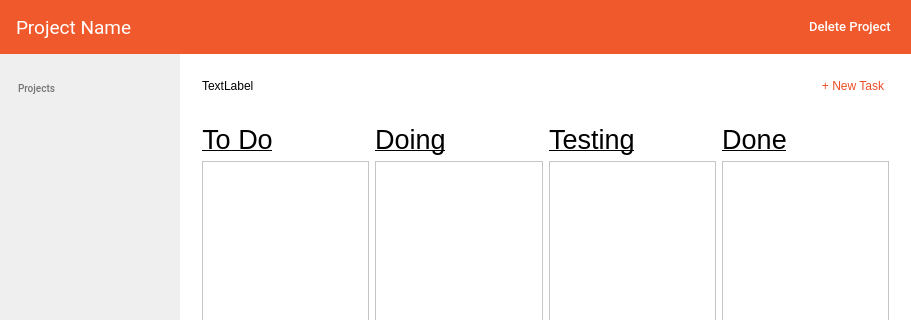
The window that MonkeyManager/mainwindow.ui (MendozaProject/monkey-manager) describes before a commit, drawn with Qt 5; both pictures show x 0 to 911 and y 0 to 320 of the 911 by 610 pixel window.
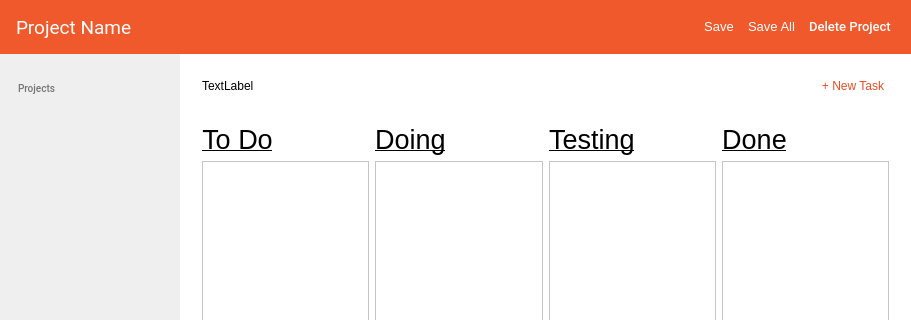
The same window after the commit.

Commit message: Added assign_ticket to new task, save current project and save all projects (.json file stored in build folder)

What changed in the file:
```diff
--- a/MonkeyManager/mainwindow.ui
+++ b/MonkeyManager/mainwindow.ui
@@ -226,500 +226,6 @@
       </layout>
      </widget>
     </item>
-    <item row="0" column="0" colspan="2">
-     <widget class="QWidget" name="horizontalWidget" native="true">
-      <property name="palette">
-       <palette>
-        <active>
-         <colorrole role="WindowText">
-          <brush brushstyle="SolidPattern">
-           <color alpha="255">
-            <red>255</red>
-            <green>255</green>
-            <blue>255</blue>
-           </color>
-          </brush>
-         </colorrole>
-         <colorrole role="Button">
-          <brush brushstyle="SolidPattern">
-           <color alpha="255">
-            <red>240</red>
-            <green>89</green>
-            <blue>43</blue>
-           </color>
-          </brush>
-         </colorrole>
-         <colorrole role="Light">
-          <brush brushstyle="SolidPattern">
-           <color alpha="255">
-            <red>255</red>
-            <green>213</green>
-            <blue>127</blue>
-           </color>
-          </brush>
-         </colorrole>
-         <colorrole role="Midlight">
-          <brush brushstyle="SolidPattern">
-           <color alpha="255">
-            <red>255</red>
-            <green>191</green>
-            <blue>63</blue>
-           </color>
-          </brush>
-         </colorrole>
-         <colorrole role="Dark">
-          <brush brushstyle="SolidPattern">
-           <color alpha="255">
-            <red>127</red>
-            <green>85</green>
-            <blue>0</blue>
-           </color>
-          </brush>
-         </colorrole>
-         <colorrole role="Mid">
-          <brush brushstyle="SolidPattern">
-           <color alpha="255">
-            <red>170</red>
-            <green>113</green>
-            <blue>0</blue>
-           </color>
-          </brush>
-         </colorrole>
-         <colorrole role="Text">
-          <brush brushstyle="SolidPattern">
-           <color alpha="255">
-            <red>255</red>
-            <green>255</green>
-            <blue>255</blue>
-           </color>
-          </brush>
-         </colorrole>
-         <colorrole role="BrightText">
-          <brush brushstyle="SolidPattern">
-           <color alpha="255">
-            <red>255</red>
-            <green>255</green>
-            <blue>255</blue>
-           </color>
-          </brush>
-         </colorrole>
-         <colorrole role="ButtonText">
-          <brush brushstyle="SolidPattern">
-           <color alpha="255">
-            <red>255</red>
-            <green>255</green>
-            <blue>255</blue>
-           </color>
-          </brush>
-         </colorrole>
-         <colorrole role="Base">
-          <brush brushstyle="SolidPattern">
-           <color alpha="255">
-            <red>240</red>
-            <green>89</green>
-            <blue>43</blue>
-           </color>
-          </brush>
-         </colorrole>
-         <colorrole role="Window">
-          <brush brushstyle="SolidPattern">
-           <color alpha="255">
-            <red>240</red>
-            <green>89</green>
-            <blue>43</blue>
-           </color>
-          </brush>
-         </colorrole>
-         <colorrole role="Shadow">
-          <brush brushstyle="SolidPattern">
-           <color alpha="255">
-            <red>0</red>
-            <green>0</green>
-            <blue>0</blue>
-           </color>
-          </brush>
-         </colorrole>
-         <colorrole role="AlternateBase">
-          <brush brushstyle="SolidPattern">
-           <color alpha="255">
-            <red>255</red>
-            <green>212</green>
-            <blue>127</blue>
-           </color>
-          </brush>
-         </colorrole>
-         <colorrole role="ToolTipBase">
-          <brush brushstyle="SolidPattern">
-           <color alpha="255">
-            <red>255</red>
-            <green>255</green>
-            <blue>220</blue>
-           </color>
-          </brush>
-         </colorrole>
-         <colorrole role="ToolTipText">
-          <brush brushstyle="SolidPattern">
-           <color alpha="255">
-            <red>0</red>
-            <green>0</green>
-            <blue>0</blue>
-           </color>
-          </brush>
-         </colorrole>
-        </active>
-        <inactive>
-         <colorrole role="WindowText">
-          <brush brushstyle="SolidPattern">
-           <color alpha="255">
-            <red>255</red>
-            <green>255</green>
-            <blue>255</blue>
-           </color>
-          </brush>
-         </colorrole>
-         <colorrole role="Button">
-          <brush brushstyle="SolidPattern">
-           <color alpha="255">
-            <red>240</red>
-            <green>89</green>
-            <blue>43</blue>
-           </color>
-          </brush>
-         </colorrole>
-         <colorrole role="Light">
-          <brush brushstyle="SolidPattern">
-           <color alpha="255">
-            <red>255</red>
-            <green>213</green>
-            <blue>127</blue>
-           </color>
-          </brush>
-         </colorrole>
-         <colorrole role="Midlight">
-          <brush brushstyle="SolidPattern">
-           <color alpha="255">
-            <red>255</red>
-            <green>191</green>
-            <blue>63</blue>
-           </color>
-          </brush>
-         </colorrole>
-         <colorrole role="Dark">
-          <brush brushstyle="SolidPattern">
-           <color alpha="255">
-            <red>127</red>
-            <green>85</green>
-            <blue>0</blue>
-           </color>
-          </brush>
-         </colorrole>
-         <colorrole role="Mid">
-          <brush brushstyle="SolidPattern">
-           <color alpha="255">
-            <red>170</red>
-            <green>113</green>
-            <blue>0</blue>
-           </color>
-          </brush>
-         </colorrole>
-         <colorrole role="Text">
-          <brush brushstyle="SolidPattern">
-           <color alpha="255">
-            <red>255</red>
-            <green>255</green>
-            <blue>255</blue>
-           </color>
-          </brush>
-         </colorrole>
-         <colorrole role="BrightText">
-          <brush brushstyle="SolidPattern">
-           <color alpha="255">
-            <red>255</red>
-            <green>255</green>
-            <blue>255</blue>
-           </color>
-          </brush>
-         </colorrole>
-         <colorrole role="ButtonText">
-          <brush brushstyle="SolidPattern">
-           <color alpha="255">
-            <red>255</red>
-            <green>255</green>
-            <blue>255</blue>
-           </color>
-          </brush>
-         </colorrole>
-         <colorrole role="Base">
-          <brush brushstyle="SolidPattern">
-           <color alpha="255">
-            <red>240</red>
-            <green>89</green>
-            <blue>43</blue>
-           </color>
-          </brush>
-         </colorrole>
-         <colorrole role="Window">
-          <brush brushstyle="SolidPattern">
-           <color alpha="255">
-            <red>240</red>
-            <green>89</green>
-            <blue>43</blue>
-           </color>
-          </brush>
-         </colorrole>
-         <colorrole role="Shadow">
-          <brush brushstyle="SolidPattern">
-           <color alpha="255">
-            <red>0</red>
-            <green>0</green>
-            <blue>0</blue>
-           </color>
-          </brush>
-         </colorrole>
-         <colorrole role="AlternateBase">
-          <brush brushstyle="SolidPattern">
-           <color alpha="255">
-            <red>255</red>
-            <green>212</green>
-            <blue>127</blue>
-           </color>
-          </brush>
-         </colorrole>
-         <colorrole role="ToolTipBase">
-          <brush brushstyle="SolidPattern">
-           <color alpha="255">
-            <red>255</red>
-            <green>255</green>
-            <blue>220</blue>
-           </color>
-          </brush>
-         </colorrole>
-         <colorrole role="ToolTipText">
-          <brush brushstyle="SolidPattern">
-           <color alpha="255">
-            <red>0</red>
-            <green>0</green>
-            <blue>0</blue>
-           </color>
-          </brush>
-         </colorrole>
-        </inactive>
-        <disabled>
-         <colorrole role="WindowText">
-          <brush brushstyle="SolidPattern">
-           <color alpha="255">
-            <red>255</red>
-            <green>255</green>
-            <blue>255</blue>
-           </color>
-          </brush>
-         </colorrole>
-         <colorrole role="Button">
-          <brush brushstyle="SolidPattern">
-           <color alpha="255">
-            <red>240</red>
-            <green>89</green>
-            <blue>43</blue>
-           </color>
-          </brush>
-         </colorrole>
-         <colorrole role="Light">
-          <brush brushstyle="SolidPattern">
-           <color alpha="255">
-            <red>255</red>
-            <green>213</green>
-            <blue>127</blue>
-           </color>
-          </brush>
-         </colorrole>
-         <colorrole role="Midlight">
-          <brush brushstyle="SolidPattern">
-           <color alpha="255">
-            <red>255</red>
-            <green>191</green>
-            <blue>63</blue>
-           </color>
-          </brush>
-         </colorrole>
-         <colorrole role="Dark">
-          <brush brushstyle="SolidPattern">
-           <color alpha="255">
-            <red>127</red>
-            <green>85</green>
-            <blue>0</blue>
-           </color>
-          </brush>
-         </colorrole>
-         <colorrole role="Mid">
-          <brush brushstyle="SolidPattern">
-           <color alpha="255">
-            <red>170</red>
-            <green>113</green>
-            <blue>0</blue>
-           </color>
-          </brush>
-         </colorrole>
-         <colorrole role="Text">
-          <brush brushstyle="SolidPattern">
-           <color alpha="255">
-            <red>255</red>
-            <green>255</green>
-            <blue>255</blue>
-           </color>
-          </brush>
-         </colorrole>
-         <colorrole role="BrightText">
-          <brush brushstyle="SolidPattern">
-           <color alpha="255">
-            <red>255</red>
-            <green>255</green>
-            <blue>255</blue>
-           </color>
-          </brush>
-         </colorrole>
-         <colorrole role="ButtonText">
-          <brush brushstyle="SolidPattern">
-           <color alpha="255">
-            <red>255</red>
-            <green>255</green>
-            <blue>255</blue>
-           </color>
-          </brush>
-         </colorrole>
-         <colorrole role="Base">
-          <brush brushstyle="SolidPattern">
-           <color alpha="255">
-            <red>240</red>
-            <green>89</green>
-            <blue>43</blue>
-           </color>
-          </brush>
-         </colorrole>
-         <colorrole role="Window">
-          <brush brushstyle="SolidPattern">
-           <color alpha="255">
-            <red>240</red>
-            <green>89</green>
-            <blue>43</blue>
-           </color>
-          </brush>
-         </colorrole>
-         <colorrole role="Shadow">
-          <brush brushstyle="SolidPattern">
-           <color alpha="255">
-            <red>0</red>
-            <green>0</green>
-            <blue>0</blue>
-           </color>
-          </brush>
-         </colorrole>
-         <colorrole role="AlternateBase">
-          <brush brushstyle="SolidPattern">
-           <color alpha="255">
-            <red>255</red>
-            <green>170</green>
-            <blue>0</blue>
-           </color>
-          </brush>
-         </colorrole>
-         <colorrole role="ToolTipBase">
-          <brush brushstyle="SolidPattern">
-           <color alpha="255">
-            <red>255</red>
-            <green>255</green>
-            <blue>220</blue>
-           </color>
-          </brush>
-         </colorrole>
-         <colorrole role="ToolTipText">
-          <brush brushstyle="SolidPattern">
-           <color alpha="255">
-            <red>0</red>
-            <green>0</green>
-            <blue>0</blue>
-           </color>
-          </brush>
-         </colorrole>
-        </disabled>
-       </palette>
-      </property>
-      <property name="layoutDirection">
-       <enum>Qt::LeftToRight</enum>
-      </property>
-      <property name="autoFillBackground">
-       <bool>false</bool>
-      </property>
-      <property name="styleSheet">
-       <string notr="true">background-color:rgb(240, 89, 43);
-color:rgb(255, 255, 255);</string>
-      </property>
-      <layout class="QHBoxLayout" name="horizontalLayout">
-       <property name="leftMargin">
-        <number>16</number>
-       </property>
-       <property name="rightMargin">
-        <number>16</number>
-       </property>
-       <item>
-        <widget class="QLabel" name="projectNameLabel">
-         <property name="minimumSize">
-          <size>
-           <width>0</width>
-           <height>32</height>
-          </size>
-         </property>
-         <property name="font">
-          <font>
-           <family>Roboto</family>
-           <pointsize>14</pointsize>
-          </font>
-         </property>
-         <property name="text">
-          <string>Project Name</string>
-         </property>
-        </widget>
-       </item>
-       <item>
-        <spacer name="horizontalSpacer">
-         <property name="orientation">
-          <enum>Qt::Horizontal</enum>
-         </property>
-         <property name="sizeHint" stdset="0">
-          <size>
-           <width>40</width>
-           <height>20</height>
-          </size>
-         </property>
-        </spacer>
-       </item>
-       <item>
-        <widget class="QPushButton" name="deleteProjectButton">
-         <property name="font">
-          <font>
-           <family>Roboto Medium</family>
-           <pointsize>10</pointsize>
-          </font>
-         </property>
-         <property name="autoFillBackground">
-          <bool>false</bool>
-         </property>
-         <property name="styleSheet">
-          <string notr="true">border:none;
-color:rgb(255, 255, 255);
-margin-left:4px;
-margin-right:4px;</string>
-         </property>
-         <property name="text">
-          <string>Delete Project</string>
-         </property>
-         <property name="checkable">
-          <bool>false</bool>
-         </property>
-        </widget>
-       </item>
-      </layout>
-     </widget>
-    </item>
     <item row="1" column="1">
      <widget class="QStackedWidget" name="stackedWidget">
       <property name="palette">
@@ -1462,6 +968,540 @@
       <widget class="QWidget" name="stackedWidgetPage2"/>
      </widget>
     </item>
+    <item row="0" column="0" colspan="2">
+     <widget class="QWidget" name="horizontalWidget" native="true">
+      <property name="palette">
+       <palette>
+        <active>
+         <colorrole role="WindowText">
+          <brush brushstyle="SolidPattern">
+           <color alpha="255">
+            <red>255</red>
+            <green>255</green>
+            <blue>255</blue>
+           </color>
+          </brush>
+         </colorrole>
+         <colorrole role="Button">
+          <brush brushstyle="SolidPattern">
+           <color alpha="255">
+            <red>240</red>
+            <green>89</green>
+            <blue>43</blue>
+           </color>
+          </brush>
+         </colorrole>
+         <colorrole role="Light">
+          <brush brushstyle="SolidPattern">
+           <color alpha="255">
+            <red>255</red>
+            <green>213</green>
+            <blue>127</blue>
+           </color>
+          </brush>
+         </colorrole>
+         <colorrole role="Midlight">
+          <brush brushstyle="SolidPattern">
+           <color alpha="255">
+            <red>255</red>
+            <green>191</green>
+            <blue>63</blue>
+           </color>
+          </brush>
+         </colorrole>
+         <colorrole role="Dark">
+          <brush brushstyle="SolidPattern">
+           <color alpha="255">
+            <red>127</red>
+            <green>85</green>
+            <blue>0</blue>
+           </color>
+          </brush>
+         </colorrole>
+         <colorrole role="Mid">
+          <brush brushstyle="SolidPattern">
+           <color alpha="255">
+            <red>170</red>
+            <green>113</green>
+            <blue>0</blue>
+           </color>
+          </brush>
+         </colorrole>
+         <colorrole role="Text">
+          <brush brushstyle="SolidPattern">
+           <color alpha="255">
+            <red>255</red>
+            <green>255</green>
+            <blue>255</blue>
+           </color>
+          </brush>
+         </colorrole>
+         <colorrole role="BrightText">
+          <brush brushstyle="SolidPattern">
+           <color alpha="255">
+            <red>255</red>
+            <green>255</green>
+            <blue>255</blue>
+           </color>
+          </brush>
+         </colorrole>
+         <colorrole role="ButtonText">
+          <brush brushstyle="SolidPattern">
+           <color alpha="255">
+            <red>255</red>
+            <green>255</green>
+            <blue>255</blue>
+           </color>
+          </brush>
+         </colorrole>
+         <colorrole role="Base">
+          <brush brushstyle="SolidPattern">
+           <color alpha="255">
+            <red>240</red>
+            <green>89</green>
+            <blue>43</blue>
+           </color>
+          </brush>
+         </colorrole>
+         <colorrole role="Window">
+          <brush brushstyle="SolidPattern">
+           <color alpha="255">
+            <red>240</red>
+            <green>89</green>
+            <blue>43</blue>
+           </color>
+          </brush>
+         </colorrole>
+         <colorrole role="Shadow">
+          <brush brushstyle="SolidPattern">
+           <color alpha="255">
+            <red>0</red>
+            <green>0</green>
+            <blue>0</blue>
+           </color>
+          </brush>
+         </colorrole>
+         <colorrole role="AlternateBase">
+          <brush brushstyle="SolidPattern">
+           <color alpha="255">
+            <red>255</red>
+            <green>212</green>
+            <blue>127</blue>
+           </color>
+          </brush>
+         </colorrole>
+         <colorrole role="ToolTipBase">
+          <brush brushstyle="SolidPattern">
+           <color alpha="255">
+            <red>255</red>
+            <green>255</green>
+            <blue>220</blue>
+           </color>
+          </brush>
+         </colorrole>
+         <colorrole role="ToolTipText">
+          <brush brushstyle="SolidPattern">
+           <color alpha="255">
+            <red>0</red>
+            <green>0</green>
+            <blue>0</blue>
+           </color>
+          </brush>
+         </colorrole>
+        </active>
+        <inactive>
+         <colorrole role="WindowText">
+          <brush brushstyle="SolidPattern">
+           <color alpha="255">
+            <red>255</red>
+            <green>255</green>
+            <blue>255</blue>
+           </color>
+          </brush>
+         </colorrole>
+         <colorrole role="Button">
+          <brush brushstyle="SolidPattern">
+           <color alpha="255">
+            <red>240</red>
+            <green>89</green>
+            <blue>43</blue>
+           </color>
+          </brush>
+         </colorrole>
+         <colorrole role="Light">
+          <brush brushstyle="SolidPattern">
+           <color alpha="255">
+            <red>255</red>
+            <green>213</green>
+            <blue>127</blue>
+           </color>
+          </brush>
+         </colorrole>
+         <colorrole role="Midlight">
+          <brush brushstyle="SolidPattern">
+           <color alpha="255">
+            <red>255</red>
+            <green>191</green>
+            <blue>63</blue>
+           </color>
+          </brush>
+         </colorrole>
+         <colorrole role="Dark">
+          <brush brushstyle="SolidPattern">
+           <color alpha="255">
+            <red>127</red>
+            <green>85</green>
+            <blue>0</blue>
+           </color>
+          </brush>
+         </colorrole>
+         <colorrole role="Mid">
+          <brush brushstyle="SolidPattern">
+           <color alpha="255">
+            <red>170</red>
+            <green>113</green>
+            <blue>0</blue>
+           </color>
+          </brush>
+         </colorrole>
+         <colorrole role="Text">
+          <brush brushstyle="SolidPattern">
+           <color alpha="255">
+            <red>255</red>
+            <green>255</green>
+            <blue>255</blue>
+           </color>
+          </brush>
+         </colorrole>
+         <colorrole role="BrightText">
+          <brush brushstyle="SolidPattern">
+           <color alpha="255">
+            <red>255</red>
+            <green>255</green>
+            <blue>255</blue>
+           </color>
+          </brush>
+         </colorrole>
+         <colorrole role="ButtonText">
+          <brush brushstyle="SolidPattern">
+           <color alpha="255">
+            <red>255</red>
+            <green>255</green>
+            <blue>255</blue>
+           </color>
+          </brush>
+         </colorrole>
+         <colorrole role="Base">
+          <brush brushstyle="SolidPattern">
+           <color alpha="255">
+            <red>240</red>
+            <green>89</green>
+            <blue>43</blue>
+           </color>
+          </brush>
+         </colorrole>
+         <colorrole role="Window">
+          <brush brushstyle="SolidPattern">
+           <color alpha="255">
+            <red>240</red>
+            <green>89</green>
+            <blue>43</blue>
+           </color>
+          </brush>
+         </colorrole>
+         <colorrole role="Shadow">
+          <brush brushstyle="SolidPattern">
+           <color alpha="255">
+            <red>0</red>
+            <green>0</green>
+            <blue>0</blue>
+           </color>
+          </brush>
+         </colorrole>
+         <colorrole role="AlternateBase">
+          <brush brushstyle="SolidPattern">
+           <color alpha="255">
+            <red>255</red>
+            <green>212</green>
+            <blue>127</blue>
+           </color>
+          </brush>
+         </colorrole>
+         <colorrole role="ToolTipBase">
+          <brush brushstyle="SolidPattern">
+           <color alpha="255">
+            <red>255</red>
+            <green>255</green>
+            <blue>220</blue>
+           </color>
+          </brush>
+         </colorrole>
+         <colorrole role="ToolTipText">
+          <brush brushstyle="SolidPattern">
+           <color alpha="255">
+            <red>0</red>
+            <green>0</green>
+            <blue>0</blue>
+           </color>
+          </brush>
+         </colorrole>
+        </inactive>
+        <disabled>
+         <colorrole role="WindowText">
+          <brush brushstyle="SolidPattern">
+           <color alpha="255">
+            <red>255</red>
+            <green>255</green>
+            <blue>255</blue>
+           </color>
+          </brush>
+         </colorrole>
+         <colorrole role="Button">
+          <brush brushstyle="SolidPattern">
+           <color alpha="255">
+            <red>240</red>
+            <green>89</green>
+            <blue>43</blue>
+           </color>
+          </brush>
+         </colorrole>
+         <colorrole role="Light">
+          <brush brushstyle="SolidPattern">
+           <color alpha="255">
+            <red>255</red>
+            <green>213</green>
+            <blue>127</blue>
+           </color>
+          </brush>
+         </colorrole>
+         <colorrole role="Midlight">
+          <brush brushstyle="SolidPattern">
+           <color alpha="255">
+            <red>255</red>
+            <green>191</green>
+            <blue>63</blue>
+           </color>
+          </brush>
+         </colorrole>
+         <colorrole role="Dark">
+          <brush brushstyle="SolidPattern">
+           <color alpha="255">
+            <red>127</red>
+            <green>85</green>
+            <blue>0</blue>
+           </color>
+          </brush>
+         </colorrole>
+         <colorrole role="Mid">
+          <brush brushstyle="SolidPattern">
+           <color alpha="255">
+            <red>170</red>
+            <green>113</green>
+            <blue>0</blue>
+           </color>
+          </brush>
+         </colorrole>
+         <colorrole role="Text">
+          <brush brushstyle="SolidPattern">
+           <color alpha="255">
+            <red>255</red>
+            <green>255</green>
+            <blue>255</blue>
+           </color>
+          </brush>
+         </colorrole>
+         <colorrole role="BrightText">
+          <brush brushstyle="SolidPattern">
+           <color alpha="255">
+            <red>255</red>
+            <green>255</green>
+            <blue>255</blue>
+           </color>
+          </brush>
+         </colorrole>
+         <colorrole role="ButtonText">
+          <brush brushstyle="SolidPattern">
+           <color alpha="255">
+            <red>255</red>
+            <green>255</green>
+            <blue>255</blue>
+           </color>
+          </brush>
+         </colorrole>
+         <colorrole role="Base">
+          <brush brushstyle="SolidPattern">
+           <color alpha="255">
+            <red>240</red>
+            <green>89</green>
+            <blue>43</blue>
+           </color>
+          </brush>
+         </colorrole>
+         <colorrole role="Window">
+          <brush brushstyle="SolidPattern">
+           <color alpha="255">
+            <red>240</red>
+            <green>89</green>
+            <blue>43</blue>
+           </color>
+          </brush>
+         </colorrole>
+         <colorrole role="Shadow">
+          <brush brushstyle="SolidPattern">
+           <color alpha="255">
+            <red>0</red>
+            <green>0</green>
+            <blue>0</blue>
+           </color>
+          </brush>
+         </colorrole>
+         <colorrole role="AlternateBase">
+          <brush brushstyle="SolidPattern">
+           <color alpha="255">
+            <red>255</red>
+            <green>170</green>
+            <blue>0</blue>
+           </color>
+          </brush>
+         </colorrole>
+         <colorrole role="ToolTipBase">
+          <brush brushstyle="SolidPattern">
+           <color alpha="255">
+            <red>255</red>
+            <green>255</green>
+            <blue>220</blue>
+           </color>
+          </brush>
+         </colorrole>
+         <colorrole role="ToolTipText">
+          <brush brushstyle="SolidPattern">
+           <color alpha="255">
+            <red>0</red>
+            <green>0</green>
+            <blue>0</blue>
+           </color>
+          </brush>
+         </colorrole>
+        </disabled>
+       </palette>
+      </property>
+      <property name="layoutDirection">
+       <enum>Qt::LeftToRight</enum>
+      </property>
+      <property name="autoFillBackground">
+       <bool>false</bool>
+      </property>
+      <property name="styleSheet">
+       <string notr="true">background-color:rgb(240, 89, 43);
+color:rgb(255, 255, 255);</string>
+      </property>
+      <layout class="QHBoxLayout" name="horizontalLayout">
+       <property name="leftMargin">
+        <number>16</number>
+       </property>
+       <property name="rightMargin">
+        <number>16</number>
+       </property>
+       <item>
+        <widget class="QLabel" name="projectNameLabel">
+         <property name="minimumSize">
+          <size>
+           <width>0</width>
+           <height>32</height>
+          </size>
+         </property>
+         <property name="font">
+          <font>
+           <family>Roboto</family>
+           <pointsize>14</pointsize>
+          </font>
+         </property>
+         <property name="text">
+          <string>Project Name</string>
+         </property>
+        </widget>
+       </item>
+       <item>
+        <spacer name="horizontalSpacer">
+         <property name="orientation">
+          <enum>Qt::Horizontal</enum>
+         </property>
+         <property name="sizeHint" stdset="0">
+          <size>
+           <width>40</width>
+           <height>20</height>
+          </size>
+         </property>
+        </spacer>
+       </item>
+       <item>
+        <widget class="QPushButton" name="saveCurrentProjectBotton">
+         <property name="font">
+          <font>
+           <pointsize>10</pointsize>
+          </font>
+         </property>
+         <property name="styleSheet">
+          <string notr="true">border:none;
+color:rgb(255, 255, 255);
+margin-left:4px;
+margin-right:4px;</string>
+         </property>
+         <property name="text">
+          <string>Save</string>
+         </property>
+        </widget>
+       </item>
+       <item>
+        <widget class="QPushButton" name="saveProjectsButton">
+         <property name="font">
+          <font>
+           <family>MS Shell Dlg 2</family>
+           <pointsize>10</pointsize>
+          </font>
+         </property>
+         <property name="styleSheet">
+          <string notr="true">border:none;
+color:rgb(255, 255, 255);
+margin-left:4px;
+margin-right:4px;</string>
+         </property>
+         <property name="text">
+          <string>Save All</string>
+         </property>
+         <property name="checkable">
+          <bool>false</bool>
+         </property>
+        </widget>
+       </item>
+       <item>
+        <widget class="QPushButton" name="deleteProjectButton">
+         <property name="font">
+          <font>
+           <family>Roboto Medium</family>
+           <pointsize>10</pointsize>
+          </font>
+         </property>
+         <property name="autoFillBackground">
+          <bool>false</bool>
+         </property>
+         <property name="styleSheet">
+          <string notr="true">border:none;
+color:rgb(255, 255, 255);
+margin-left:4px;
+margin-right:4px;</string>
+         </property>
+         <property name="text">
+          <string>Delete Project</string>
+         </property>
+         <property name="checkable">
+          <bool>false</bool>
+         </property>
+        </widget>
+       </item>
+      </layout>
+     </widget>
+    </item>
    </layout>
   </widget>
   <widget class="QStatusBar" name="statusBar"/>
```
Left out of the diff: 16 changed lines with no effect on the pictures. The commit also changes 4 other files.
